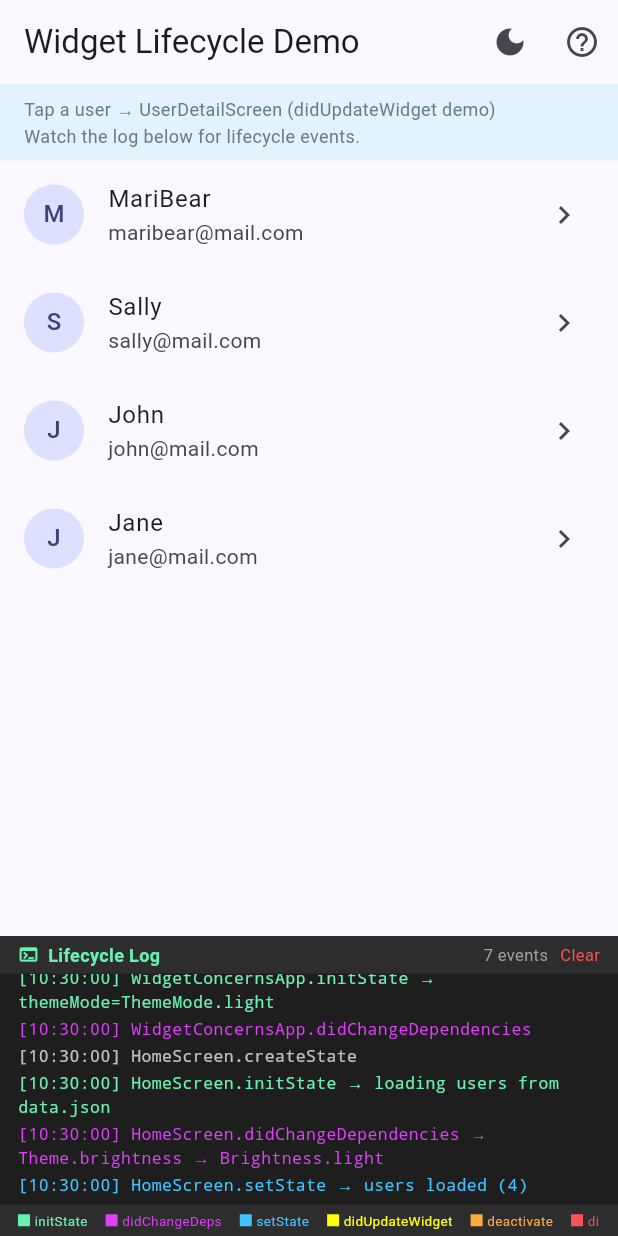
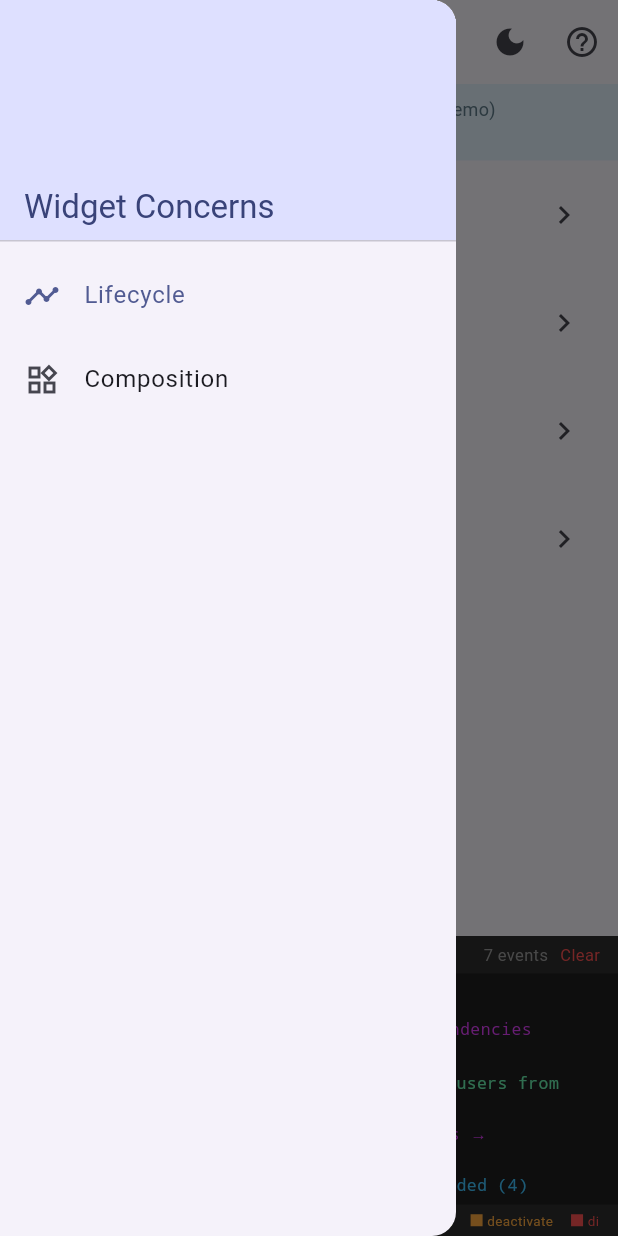
Before and after one commit to MHibriziF/Widgets-Demo, a Flutter app: the screen it shows after launch, with the side drawer open (before the commit the screen has no drawer), on a phone screen of 412 x 824 dp. Run offline on Flutter 3.47's test engine with Material 3 defaults, Android fonts, the phone set to English and light mode, and no system bars; our stand-ins replace freezed_annotation; generated files the repository leaves out were written again.

Commit message:
feat: add composition demo

```diff
--- a/lib/app.dart
+++ b/lib/app.dart
@@ -1,6 +1,6 @@
 import 'package:flutter/material.dart';
 
-import 'screens/home_screen.dart';
+import 'screens/app_shell.dart';
 import 'utils/lifecycle_logger.dart';
 
 class WidgetConcernsApp extends StatefulWidget {
@@ -92,8 +92,8 @@ class _WidgetConcernsAppState extends State<WidgetConcernsApp> {
         ),
         useMaterial3: true,
       ),
-      home: HomeScreen(onToggleTheme: _toggleTheme),
-      themeAnimationDuration: Duration(seconds: 0),
+      home: AppShell(onToggleTheme: _toggleTheme),
+      // themeAnimationDuration: Duration(seconds: 0),
     );
   }
 }
--- a/lib/main.dart
+++ b/lib/main.dart
@@ -1,7 +1,9 @@
+import 'package:flutter/foundation.dart';
 import 'package:flutter/material.dart';
 
 import 'app.dart';
 
 void main() {
+  debugProfileBuildsEnabled = true;
   runApp(const WidgetConcernsApp());
 }
--- /dev/null
+++ b/lib/screens/app_shell.dart
@@ -0,0 +1,78 @@
+import 'package:flutter/material.dart';
+
+import 'home_screen.dart';
+import 'widget_composition_screen.dart';
+
+class AppShell extends StatefulWidget {
+  final VoidCallback onToggleTheme;
+
+  const AppShell({super.key, required this.onToggleTheme});
+
+  @override
+  State<AppShell> createState() => _AppShellState();
+}
+
+class _AppShellState extends State<AppShell> {
+  final _scaffoldKey = GlobalKey<ScaffoldState>();
+  int _index = 0;
+
+  void _openDrawer() => _scaffoldKey.currentState?.openDrawer();
+
+  void _selectIndex(int i) {
+    setState(() => _index = i);
+    Navigator.pop(context); // close drawer
+  }
+
+  @override
+  Widget build(BuildContext context) {
+    return Scaffold(
+      key: _scaffoldKey,
+      drawer: Drawer(
+        child: Column(
+          children: [
+            DrawerHeader(
+              decoration: BoxDecoration(
+                color: Theme.of(context).colorScheme.primaryContainer,
+              ),
+              child: Align(
+                alignment: Alignment.bottomLeft,
+                child: Text(
+                  'Widget Concerns',
+                  style: Theme.of(context).textTheme.titleLarge?.copyWith(
+                    color: Theme.of(context).colorScheme.onPrimaryContainer,
+                  ),
+                ),
+              ),
+            ),
+            ListTile(
+              leading: Icon(
+                _index == 0 ? Icons.timeline : Icons.timeline_outlined,
+              ),
+              title: const Text('Lifecycle'),
+              selected: _index == 0,
+              onTap: () => _selectIndex(0),
+            ),
+            ListTile(
+              leading: Icon(
+                _index == 1 ? Icons.widgets : Icons.widgets_outlined,
+              ),
+              title: const Text('Composition'),
+              selected: _index == 1,
+              onTap: () => _selectIndex(1),
+            ),
+          ],
+        ),
+      ),
+      body: IndexedStack(
+        index: _index,
+        children: [
+          HomeScreen(
+            onToggleTheme: widget.onToggleTheme,
+            onOpenDrawer: _openDrawer,
+          ),
+          WidgetCompositionScreen(onOpenDrawer: _openDrawer),
+        ],
+      ),
+    );
+  }
+}
--- a/lib/screens/home_screen.dart
+++ b/lib/screens/home_screen.dart
@@ -1,9 +1,10 @@
 import 'package:flutter/material.dart';
+import 'package:widget_concerns/widgets/lifecycle_demo/ref_row.dart';
 
 import '../models/user.dart';
 import '../services/user_service.dart';
 import '../utils/lifecycle_logger.dart';
-import '../widgets/log_panel.dart';
+import '../widgets/lifecycle_demo/log_panel.dart';
 import 'user_detail_screen.dart';
 
 /// Demonstrates: [initState], [didChangeDependencies], [setState],
@@ -17,8 +18,13 @@ import 'user_detail_screen.dart';
 class HomeScreen extends StatefulWidget {
   static const name = 'HomeScreen';
   final VoidCallback onToggleTheme;
+  final VoidCallback onOpenDrawer;
 
-  const HomeScreen({super.key, required this.onToggleTheme});
+  const HomeScreen({
+    super.key,
+    required this.onToggleTheme,
+    required this.onOpenDrawer,
+  });
 
   @override
   // ignore: no_logic_in_create_state
@@ -101,6 +107,10 @@ class _HomeScreenState extends State<HomeScreen> {
     return Scaffold(
       appBar: AppBar(
         title: const Text('Widget Lifecycle Demo'),
+        leading: IconButton(
+          icon: const Icon(Icons.menu),
+          onPressed: widget.onOpenDrawer,
+        ),
         actions: [
           IconButton(
             icon: Icon(
@@ -183,37 +193,37 @@ class _HomeScreenState extends State<HomeScreen> {
             crossAxisAlignment: CrossAxisAlignment.start,
             mainAxisSize: MainAxisSize.min,
             children: [
-              _RefRow(
+              RefRow(
                 'initState',
                 Colors.greenAccent,
                 'Called once when the State is first created. '
                     'Good for one-time setup (controllers, subscriptions).',
               ),
-              _RefRow(
+              RefRow(
                 'didChangeDependencies',
                 Colors.purpleAccent,
                 'Called after initState and whenever an InheritedWidget '
                     'this State depends on changes (Theme, MediaQuery…).',
               ),
-              _RefRow(
+              RefRow(
                 'setState',
                 Colors.lightBlueAccent,
                 'Schedules a rebuild. Only call inside the widget; '
                     'never after dispose.',
               ),
-              _RefRow(
+              RefRow(
                 'didUpdateWidget',
                 Colors.yellowAccent,
                 'Called when the parent rebuilds and passes a new widget '
                     'with the same runtimeType. Compare old vs new props here.',
               ),
-              _RefRow(
+              RefRow(
                 'deactivate',
                 Colors.orangeAccent,
                 'Called when the State is removed from the tree '
                     '(temporarily or permanently, just before dispose).',
               ),
-              _RefRow(
+              RefRow(
                 'dispose',
                 Colors.redAccent,
                 'Called after deactivate on permanent removal. '
@@ -232,32 +242,3 @@ class _HomeScreenState extends State<HomeScreen> {
     );
   }
 }
-
-class _RefRow extends StatelessWidget {
-  final String method;
-  final Color color;
-  final String description;
-
-  const _RefRow(this.method, this.color, this.description);
-
-  @override
-  Widget build(BuildContext context) {
-    return Padding(
-      padding: const EdgeInsets.symmetric(vertical: 6),
-      child: Column(
-        crossAxisAlignment: CrossAxisAlignment.start,
-        children: [
-          Row(
-            children: [
-              Container(width: 10, height: 10, color: color),
-              const SizedBox(width: 6),
-              Text(method, style: const TextStyle(fontWeight: FontWeight.bold)),
-            ],
-          ),
-          const SizedBox(height: 2),
-          Text(description, style: const TextStyle(fontSize: 12)),
-        ],
-      ),
-    );
-  }
-}
--- a/lib/screens/user_detail_screen.dart
+++ b/lib/screens/user_detail_screen.dart
@@ -2,8 +2,8 @@ import 'package:flutter/material.dart';
 
 import '../models/user.dart';
 import '../utils/lifecycle_logger.dart';
-import '../widgets/log_panel.dart';
-import '../widgets/user_card.dart';
+import '../widgets/lifecycle_demo/log_panel.dart';
+import '../widgets/lifecycle_demo/user_card.dart';
 
 /// Demonstrates: [didUpdateWidget] (via [UserCard]), [deactivate], [dispose].
 ///
--- /dev/null
+++ b/lib/widgets/lifecycle_demo/legend.dart
@@ -0,0 +1,23 @@
+import 'package:flutter/material.dart';
+
+class Legend extends StatelessWidget {
+  final String label;
+  final Color color;
+
+  const Legend(this.label, this.color, {super.key});
+
+  @override
+  Widget build(BuildContext context) {
+    return Padding(
+      padding: const EdgeInsets.only(right: 12),
+      child: Row(
+        mainAxisSize: MainAxisSize.min,
+        children: [
+          Container(width: 8, height: 8, color: color),
+          const SizedBox(width: 3),
+          Text(label, style: TextStyle(color: color, fontSize: 9)),
+        ],
+      ),
+    );
+  }
+}
--- a/lib/widgets/log_panel.dart
+++ b/lib/widgets/lifecycle_demo/log_panel.dart
@@ -1,6 +1,7 @@
 import 'package:flutter/material.dart';
 
-import '../utils/lifecycle_logger.dart';
+import '../../utils/lifecycle_logger.dart';
+import 'legend.dart';
 
 class LogPanel extends StatelessWidget {
   const LogPanel({super.key});
@@ -96,12 +97,12 @@ class LogPanel extends StatelessWidget {
                   scrollDirection: Axis.horizontal,
                   child: Row(
                     children: [
-                      _Legend('initState', Colors.greenAccent),
-                      _Legend('didChangeDeps', Colors.purpleAccent),
-                      _Legend('setState', Colors.lightBlueAccent),
-                      _Legend('didUpdateWidget', Colors.yellowAccent),
-                      _Legend('deactivate', Colors.orangeAccent),
-                      _Legend('dispose', Colors.redAccent),
+                      Legend('initState', Colors.greenAccent),
+                      Legend('didChangeDeps', Colors.purpleAccent),
+                      Legend('setState', Colors.lightBlueAccent),
+                      Legend('didUpdateWidget', Colors.yellowAccent),
+                      Legend('deactivate', Colors.orangeAccent),
+                      Legend('dispose', Colors.redAccent),
                     ],
                   ),
                 ),
@@ -123,25 +124,3 @@ class LogPanel extends StatelessWidget {
     return Colors.white70;
   }
 }
-
-class _Legend extends StatelessWidget {
-  final String label;
-  final Color color;
-
-  const _Legend(this.label, this.color);
-
-  @override
-  Widget build(BuildContext context) {
-    return Padding(
-      padding: const EdgeInsets.only(right: 12),
-      child: Row(
-        mainAxisSize: MainAxisSize.min,
-        children: [
-          Container(width: 8, height: 8, color: color),
-          const SizedBox(width: 3),
-          Text(label, style: TextStyle(color: color, fontSize: 9)),
-        ],
-      ),
-    );
-  }
-}
--- a/lib/widgets/user_card.dart
+++ b/lib/widgets/lifecycle_demo/user_card.dart
@@ -1,7 +1,7 @@
 import 'package:flutter/material.dart';
 
-import '../models/user.dart';
-import '../utils/lifecycle_logger.dart';
+import '../../models/user.dart';
+import '../../utils/lifecycle_logger.dart';
 
 /// Demonstrates [didUpdateWidget].
 ///
```
Also changed, not shown: lib/screens/widget_composition_screen.dart (added, +121 -0 lines), lib/widgets/composition_demo/bad_composition_example.dart (added, +121 -0 lines), lib/widgets/composition_demo/counter_button.dart (added, +21 -0 lines), lib/widgets/composition_demo/good_composition_example.dart (added, +48 -0 lines), lib/widgets/composition_demo/stat_card.dart (added, +37 -0 lines), lib/widgets/lifecycle_demo/ref_row.dart (added, +30 -0 lines), 1 other file.
